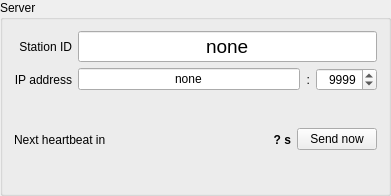
Before: the Qt Designer form widgets/qserver.ui in AMOS-uniba/amos-client, drawn with Qt 5.
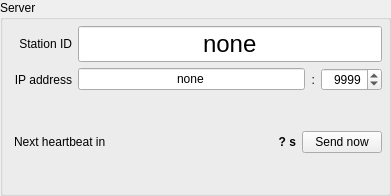
After: the same form once the commit is applied.

Patch:
```diff
--- a/widgets/qserver.ui
+++ b/widgets/qserver.ui
@@ -20,6 +20,15 @@
    <bool>false</bool>
   </property>
   <layout class="QGridLayout" name="gridLayout">
+   <property name="topMargin">
+    <number>6</number>
+   </property>
+   <property name="rightMargin">
+    <number>6</number>
+   </property>
+   <property name="bottomMargin">
+    <number>6</number>
+   </property>
    <item row="2" column="0">
     <widget class="QLabel" name="lx_ip">
      <property name="sizePolicy">
@@ -202,7 +211,7 @@
      </property>
      <property name="font">
       <font>
-       <pointsize>14</pointsize>
+       <pointsize>18</pointsize>
       </font>
      </property>
      <property name="text">
```
